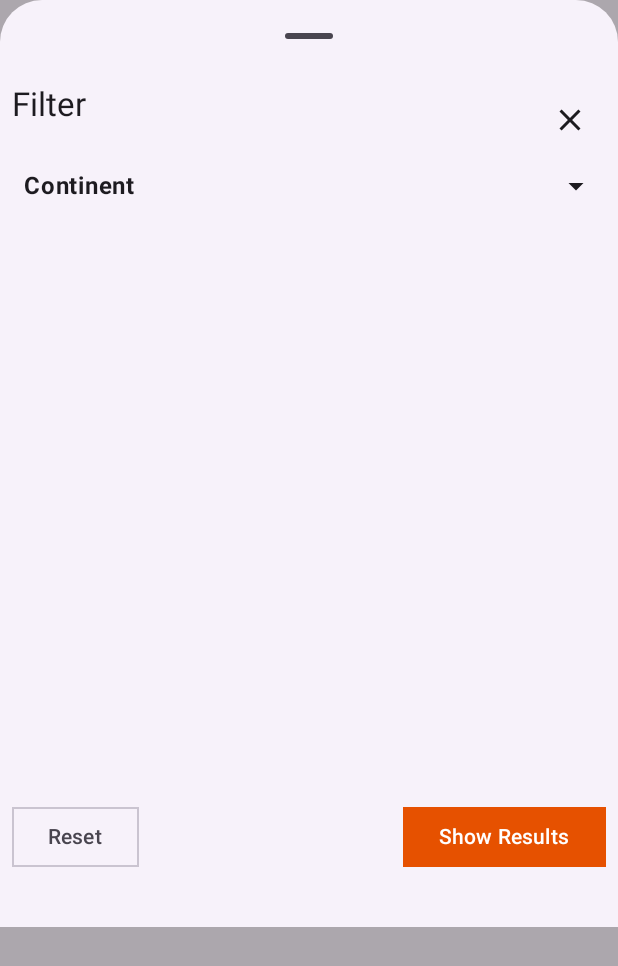
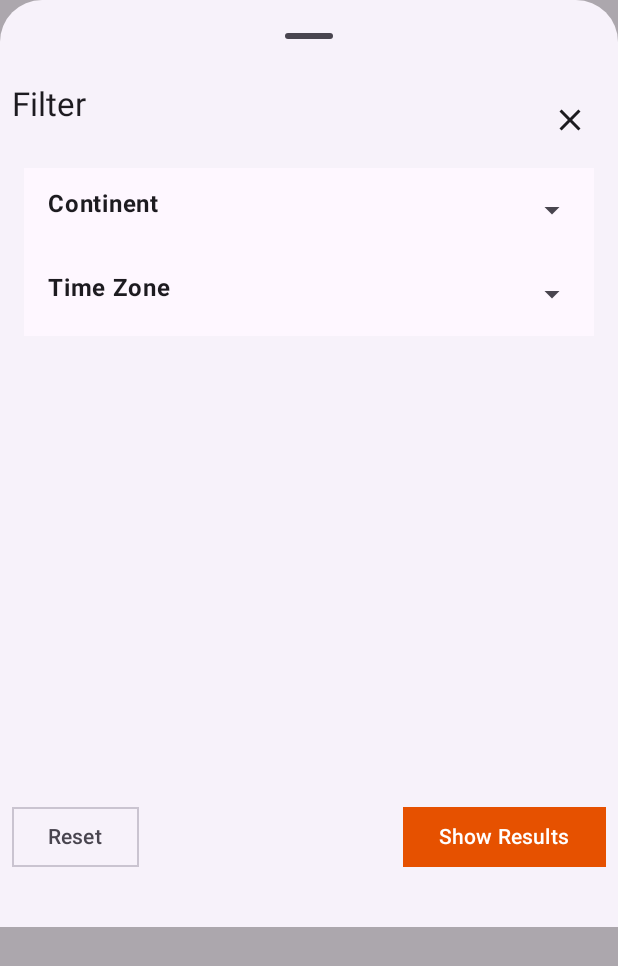
Before and after one commit to Enoch02/country-info, an Android app built with Jetpack Compose: the screen it shows after launch (MainActivity), after a tap on "Filter", on a phone screen of 412 x 824 dp. Shown: the top 966 px of the screen. Run offline under Robolectric (Android 15) with nearby library versions, the phone set to English and light mode, and no system bars; 1 statement that could not run was skipped.

Commit message:
fix: combine searching and filtering

```diff
--- a/app/src/main/java/com/enoch02/countryinfo/ui/screens/country_detail/CountryDetailScreen.kt
+++ b/app/src/main/java/com/enoch02/countryinfo/ui/screens/country_detail/CountryDetailScreen.kt
@@ -68,7 +68,8 @@ fun CountryDetailScreen(
                         is ContentState.Error -> {
                             ErrorMessageView(
                                 message = content.message,
-                                onRetry = { viewModel.getAllCountries(context) }
+                                onRetry = { viewModel.getAllCountries(context) },
+                                modifier = Modifier.fillMaxSize()
                             )
                         }
 
@@ -89,7 +90,6 @@ fun CountryDetailScreen(
                             LoadingView(
                                 modifier = Modifier
                                     .fillMaxSize()
-                                    .weight(0.8f)
                             )
                         }
                     }
--- a/app/src/main/java/com/enoch02/countryinfo/ui/screens/country_list/CountryListScreen.kt
+++ b/app/src/main/java/com/enoch02/countryinfo/ui/screens/country_list/CountryListScreen.kt
@@ -94,8 +94,8 @@ fun CountryListScreen(
                         onClear = {
                             viewModel.showSearchResults = false
                         },
-                        onFilterByContinent = { continents ->
-                            viewModel.filterByContinents(continents)
+                        onFilterByContinent = { query, continents, timezones ->
+                            viewModel.search(query, continents, timezones)
                         }
                     )
 
--- a/app/src/main/java/com/enoch02/countryinfo/ui/screens/country_list/components/CountrySearchBar.kt
+++ b/app/src/main/java/com/enoch02/countryinfo/ui/screens/country_list/components/CountrySearchBar.kt
@@ -35,7 +35,7 @@ fun CountrySearchBar(
     },
     colors: TextFieldColors = TextFieldDefaults.colors(),
     onSearch: () -> Unit,
-    onClear: () -> Unit,
+    onSearchQueryClear: () -> Unit,
 ) {
     val keyboardController = LocalSoftwareKeyboardController.current
 
@@ -53,7 +53,7 @@ fun CountrySearchBar(
         leadingIcon = leadingIcon,
         trailingIcon = {
             if (query.isNotEmpty()) {
-                IconButton(onClick = onClear) {
+                IconButton(onClick = onSearchQueryClear) {
                     Icon(
                         imageVector = Icons.Default.Clear,
                         contentDescription = "Clear"
--- a/app/src/main/java/com/enoch02/countryinfo/ui/screens/country_list/components/DropDowns.kt
+++ b/app/src/main/java/com/enoch02/countryinfo/ui/screens/country_list/components/DropDowns.kt
@@ -2,9 +2,7 @@ package com.enoch02.countryinfo.ui.screens.country_list.components
 
 import androidx.compose.animation.AnimatedVisibility
 import androidx.compose.foundation.clickable
-import androidx.compose.foundation.layout.Arrangement
 import androidx.compose.foundation.layout.Column
-import androidx.compose.foundation.layout.Row
 import androidx.compose.foundation.layout.fillMaxWidth
 import androidx.compose.foundation.layout.padding
 import androidx.compose.foundation.lazy.LazyColumn
@@ -19,7 +17,6 @@ import androidx.compose.runtime.mutableStateOf
 import androidx.compose.runtime.remember
 import androidx.compose.runtime.setValue
 import androidx.compose.ui.Modifier
-import androidx.compose.ui.graphics.Color
 import androidx.compose.ui.res.painterResource
 import androidx.compose.ui.text.font.FontWeight
 import androidx.compose.ui.unit.dp
@@ -41,21 +38,16 @@ fun ContinentDropdown(
             .fillMaxWidth()
             .padding(horizontal = 16.dp)
     ) {
-        Row(
-            modifier = Modifier
-                .fillMaxWidth()
-                .clickable {
-                    expanded = !expanded
-                },
-            horizontalArrangement = Arrangement.SpaceBetween
-        ) {
+        ListItem(
+            headlineContent = {
                 Text(
                     text = "Continent",
                     fontWeight = FontWeight.Bold,
                     fontSize = 16.sp,
                     modifier = Modifier.padding(bottom = 8.dp)
                 )
-
+            },
+            trailingContent = {
                 Icon(
                     painter = if (expanded) {
                         painterResource(R.drawable.baseline_arrow_drop_up_24)
@@ -64,7 +56,13 @@ fun ContinentDropdown(
                     },
                     contentDescription = "Dropdown Arrow"
                 )
+            },
+            modifier = Modifier
+                .fillMaxWidth()
+                .clickable {
+                    expanded = !expanded
                 }
+        )
 
         AnimatedVisibility(expanded) {
             LazyColumn {
@@ -79,8 +77,7 @@ fun ContinentDropdown(
                                 onCheckedChange = {
                                     if (it) {
                                         addContinent(continent)
-                                    }
-                                    else {
+                                    } else {
                                         removeContinent(continent)
                                     }
                                 }
@@ -100,3 +97,79 @@ fun ContinentDropdown(
         }
     }
 }
+
+
+@Composable
+fun TimeZoneDropdown(
+    modifier: Modifier = Modifier,
+    timezones: List<String>,
+    selectedTimezones: List<String>,
+    addTimezone: (String) -> Unit,
+    removeTimezone: (String) -> Unit,
+) {
+    var expanded by remember { mutableStateOf(false) }
+
+    Column(
+        modifier = modifier
+            .fillMaxWidth()
+            .padding(horizontal = 16.dp)
+    ) {
+        ListItem(
+            headlineContent = {
+                Text(
+                    text = "Time Zone",
+                    fontWeight = FontWeight.Bold,
+                    fontSize = 16.sp,
+                    modifier = Modifier.padding(bottom = 8.dp)
+                )
+            },
+            trailingContent = {
+                Icon(
+                    painter = if (expanded) {
+                        painterResource(R.drawable.baseline_arrow_drop_up_24)
+                    } else {
+                        painterResource(R.drawable.baseline_arrow_drop_down_24)
+                    },
+                    contentDescription = "Dropdown Arrow"
+                )
+            },
+            modifier = Modifier
+                .fillMaxWidth()
+                .clickable {
+                    expanded = !expanded
+                }
+        )
+
+        AnimatedVisibility(expanded) {
+            LazyColumn {
+                items(timezones) { continent ->
+                    ListItem(
+                        headlineContent = {
+                            Text(text = continent)
+                        },
+                        trailingContent = {
+                            Checkbox(
+                                checked = continent in selectedTimezones,
+                                onCheckedChange = {
+                                    if (it) {
+                                        addTimezone(continent)
+                                    } else {
+                                        removeTimezone(continent)
+                                    }
+                                }
+                            )
+                        },
+                        modifier = Modifier.clickable {
+                            if (continent in selectedTimezones) {
+                                removeTimezone(continent)
+                            } else {
+                                addTimezone(continent)
+                            }
+                        }
+                    )
+
+                }
+            }
+        }
+    }
+}
--- a/app/src/main/java/com/enoch02/countryinfo/ui/screens/country_list/components/SearchAndFilterView.kt
+++ b/app/src/main/java/com/enoch02/countryinfo/ui/screens/country_list/components/SearchAndFilterView.kt
@@ -1,6 +1,7 @@
 package com.enoch02.countryinfo.ui.screens.country_list.components
 
 import androidx.compose.foundation.layout.Arrangement
+import androidx.compose.foundation.layout.Box
 import androidx.compose.foundation.layout.Column
 import androidx.compose.foundation.layout.Row
 import androidx.compose.foundation.layout.Spacer
@@ -15,7 +16,6 @@ import androidx.compose.foundation.layout.width
 import androidx.compose.material.icons.Icons
 import androidx.compose.material.icons.filled.Clear
 import androidx.compose.material3.Button
-import androidx.compose.material3.ButtonColors
 import androidx.compose.material3.ButtonDefaults
 import androidx.compose.material3.ElevatedButton
 import androidx.compose.material3.ExperimentalMaterial3Api
@@ -25,7 +25,6 @@ import androidx.compose.material3.MaterialTheme
 import androidx.compose.material3.ModalBottomSheet
 import androidx.compose.material3.OutlinedButton
 import androidx.compose.material3.Text
-import androidx.compose.material3.TextFieldDefaults
 import androidx.compose.material3.rememberModalBottomSheetState
 import androidx.compose.runtime.Composable
 import androidx.compose.runtime.getValue
@@ -49,7 +48,7 @@ fun SearchAndFilterView(
     darkTheme: Boolean,
     onSearch: (String) -> Unit,
     onClear: () -> Unit,
-    onFilterByContinent: (continents: List<String>) -> Unit,
+    onFilterByContinent: (query: String, continents: List<String>, timezones: List<String>) -> Unit,
 ) {
     var query by remember { mutableStateOf("") }
     var showFilters by remember { mutableStateOf(false) }
@@ -63,7 +62,17 @@ fun SearchAndFilterView(
         "Central America",
         "Oceania"
     )
-    val selectedContinents = remember { mutableStateListOf("Africa") }
+    val selectedContinents = remember { mutableStateListOf<String>() }
+    val timezones = listOf(
+        "UTC-12:00", "UTC-11:00", "UTC-10:00", "UTC-09:00",
+        "UTC-08:00", "UTC-07:00", "UTC-06:00", "UTC-05:00",
+        "UTC-04:00", "UTC-03:00", "UTC-02:00", "UTC-01:00",
+        "UTC+00:00", "UTC+01:00", "UTC+02:00", "UTC+03:00",
+        "UTC+04:00", "UTC+05:00", "UTC+06:00", "UTC+07:00",
+        "UTC+08:00", "UTC+09:00", "UTC+10:00", "UTC+11:00",
+        "UTC+12:00", "UTC+13:00", "UTC+14:00"
+    )
+    val selectedTimezones = remember { mutableStateListOf<String>() }
 
     Column(
         modifier = modifier.padding(horizontal = 18.dp),
@@ -75,7 +84,7 @@ fun SearchAndFilterView(
             onQueryChange = { query = it },
             placeholder = "Search Country",
             onSearch = { onSearch(query) },
-            onClear = {
+            onSearchQueryClear = {
                 query = ""
                 onClear()
             }
@@ -145,9 +154,16 @@ fun SearchAndFilterView(
             selectedContinents = selectedContinents,
             addContinent = { selectedContinents.add(it) },
             removeContinent = { selectedContinents.remove(it) },
-            clearContinents = { selectedContinents.clear() },
+            timezones = timezones,
+            selectedTimezones = selectedTimezones,
+            addTimezone = { selectedTimezones.add(it) },
+            removeTimezone = { selectedTimezones.remove(it) },
+            onClear = {
+                selectedContinents.clear()
+                selectedTimezones.clear()
+            },
             onShowResults = {
-                onFilterByContinent(selectedContinents)
+                onFilterByContinent(query, selectedContinents, selectedTimezones)
             }
         )
     }
@@ -162,7 +178,11 @@ fun FilterBottomSheet(
     selectedContinents: List<String>,
     addContinent: (String) -> Unit,
     removeContinent: (String) -> Unit,
-    clearContinents: () -> Unit,
+    timezones: List<String>,
+    selectedTimezones: List<String>,
+    addTimezone: (String) -> Unit,
+    removeTimezone: (String) -> Unit,
+    onClear: () -> Unit,
     onShowResults: () -> Unit,
 ) {
     ModalBottomSheet(
@@ -184,8 +204,10 @@ fun FilterBottomSheet(
                 }
             }
 
+            Box(modifier = Modifier.weight(1f)) {
+                Column(modifier = Modifier.padding(bottom = 78.dp)) {
                     ContinentDropdown(
-                modifier = Modifier.weight(1f),
+//                modifier = Modifier.weight(1f),
                         continents = continents,
                         selectedContinents = selectedContinents,
                         addContinent = { continent ->
@@ -196,17 +218,31 @@ fun FilterBottomSheet(
                         }
                     )
 
+                    TimeZoneDropdown(
+//                modifier = Modifier.weight(1f),
+                        timezones = timezones,
+                        selectedTimezones = selectedTimezones,
+                        addTimezone = { timezone ->
+                            addTimezone(timezone)
+                        },
+                        removeTimezone = { timezone ->
+                            removeTimezone(timezone)
+                        }
+                    )
+                }
+
                 Row(
                     horizontalArrangement = Arrangement.SpaceBetween,
                     modifier = Modifier
                         .fillMaxWidth()
                         .padding(8.dp)
                         .padding(bottom = 28.dp)
+                        .align(Alignment.BottomCenter)
                 ) {
                     OutlinedButton(
                         content = { Text(text = "Reset") },
                         onClick = {
-                        clearContinents()
+                            onClear()
                         },
                         shape = RectangleShape
                     )
@@ -221,6 +257,7 @@ fun FilterBottomSheet(
                     )
                 }
             }
+        }
     )
 }
 
@@ -228,5 +265,9 @@ fun FilterBottomSheet(
 @Preview
 @Composable
 private fun Preview() {
-    SearchAndFilterView(darkTheme = false, onSearch = {}, onClear = {}, onFilterByContinent = {})
+    SearchAndFilterView(
+        darkTheme = false,
+        onSearch = {},
+        onClear = {},
+        onFilterByContinent = { _, _, _ -> })
 }
```
Also changed, not shown: app/src/main/java/com/enoch02/countryinfo/ui/screens/CountryInfoViewModel.kt (+18 -7 lines). Lines whose indentation alone changed are shown as unchanged.
